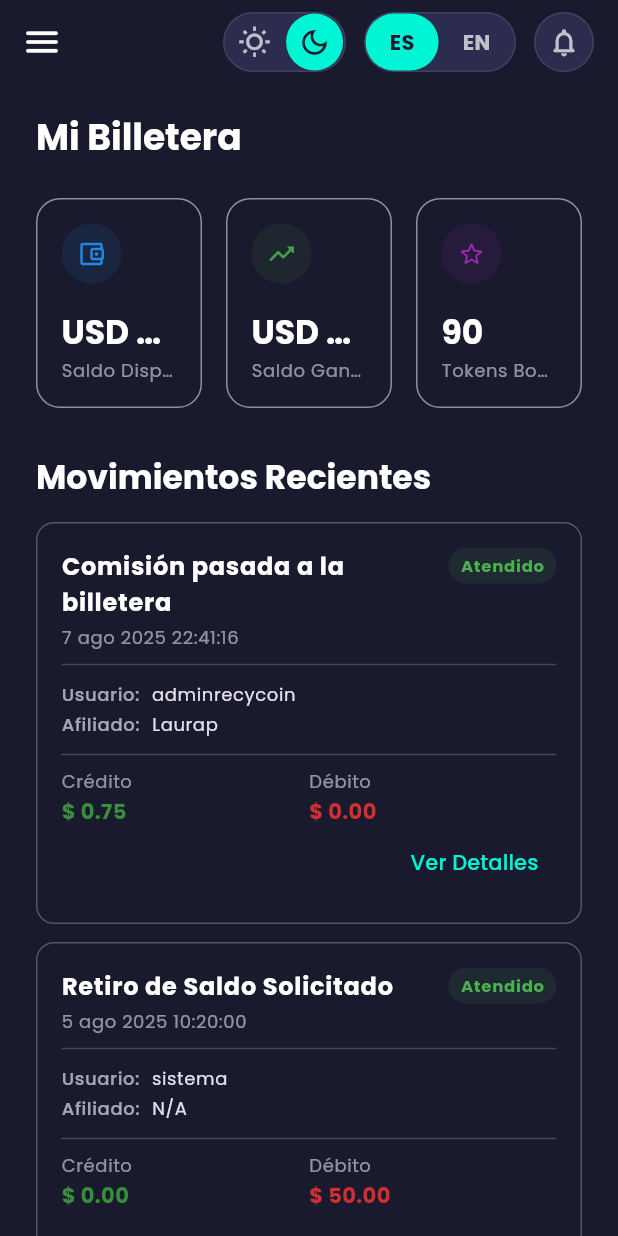
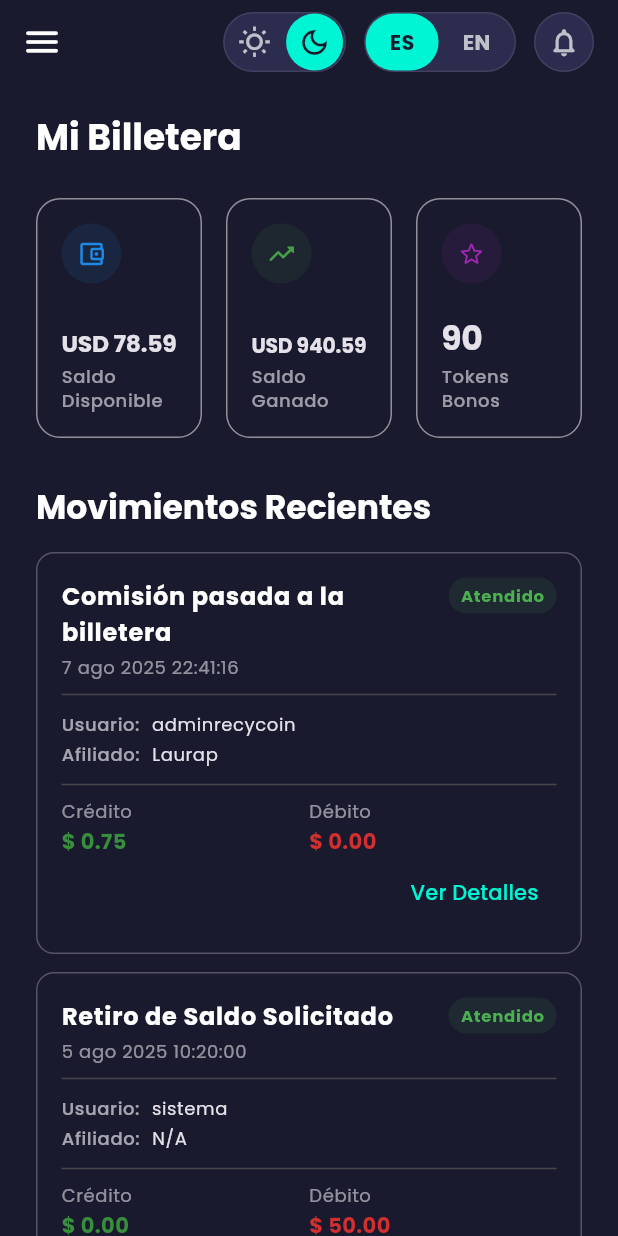
Before and after one commit to atorress91/flutter-app, a Flutter app: the MyWalletScreen screen opened by its route, on a phone screen of 412 x 824 dp. Run offline on Flutter 3.47's test engine with Material 3 defaults, Android fonts, the phone set to English and light mode, and no system bars; our stand-ins replace fl_chart, flutter_staggered_animations, go_router, google_fonts.

Commit message:
Enhance `MyWalletScreen` and `WalletSummaryCard` UI
- Adjust summary card height to improve layout distribution.
- Add shadow styling and refined text rendering in `WalletSummaryCard`.
- Improve text overflow handling for better readability.

```diff
--- a/lib/features/dashboard/screens/my_wallet_screen.dart
+++ b/lib/features/dashboard/screens/my_wallet_screen.dart
@@ -72,8 +72,9 @@ class _MyWalletScreenState extends State<MyWalletScreen> {
                     const SizedBox(height: 24),
 
                     // --- SECCIÓN DE RESUMEN ---
+                    // Cambia la altura de las tarjetas de resumen
                     SizedBox(
-                      height: 140, // Altura fija para las tarjetas de resumen
+                      height: 160, // Aumenta de 140 a 160 para mejor distribución
                       child: Row(
                         children: [
                           Expanded(
--- a/lib/features/dashboard/widgets/wallet/wallet_summary_card.dart
+++ b/lib/features/dashboard/widgets/wallet/wallet_summary_card.dart
@@ -25,26 +25,42 @@ class WalletSummaryCard extends StatelessWidget {
         color: Theme.of(context).colorScheme.surface,
         borderRadius: BorderRadius.circular(16),
         border: Border.all(color: Theme.of(context).dividerColor),
+        boxShadow: [
+          BoxShadow(
+            color: Colors.black.withAlpha((255 * 0.03).toInt()),
+            blurRadius: 8,
+            offset: const Offset(0, 2),
+          ),
+        ],
       ),
       child: Column(
         crossAxisAlignment: CrossAxisAlignment.start,
         mainAxisAlignment: MainAxisAlignment.spaceBetween,
-        // Distribuye el espacio uniformemente
         children: [
+          // Fila superior con icono
           CircleAvatar(
             backgroundColor: color.withAlpha((255 * 0.1).toInt()),
             radius: 20,
             child: Icon(icon, color: color, size: 20),
           ),
+
+          // Sección del valor - Sin Expanded para evitar overflow
           Column(
             crossAxisAlignment: CrossAxisAlignment.start,
+            mainAxisSize: MainAxisSize.min,
             children: [
-              Text(
-                value,
-                style: textTheme.titleLarge?.copyWith(
-                  fontWeight: FontWeight.bold,
+              FittedBox(
+                fit: BoxFit.scaleDown,
+                alignment: Alignment.centerLeft,
+                child: Text(
+                  value,
+                  style: textTheme.titleLarge?.copyWith(
+                    fontWeight: FontWeight.w700,
+                    color: Theme.of(context).colorScheme.onSurface,
+                    letterSpacing: -0.2,
+                  ),
+                  maxLines: 1,
                 ),
-                overflow: TextOverflow.ellipsis, // Previene overflow del texto
               ),
               const SizedBox(height: 4),
               Text(
@@ -52,9 +68,11 @@ class WalletSummaryCard extends StatelessWidget {
                 style: textTheme.bodySmall?.copyWith(
                   color: Theme.of(
                     context,
-                  ).colorScheme.onSurface.withAlpha((255 * 0.6).toInt()),
+                  ).colorScheme.onSurface.withAlpha((255 * 0.65).toInt()),
+                  fontWeight: FontWeight.w500,
                 ),
-                overflow: TextOverflow.ellipsis, // Previene overflow del texto
+                maxLines: 2,
+                overflow: TextOverflow.ellipsis,
               ),
             ],
           ),
```
